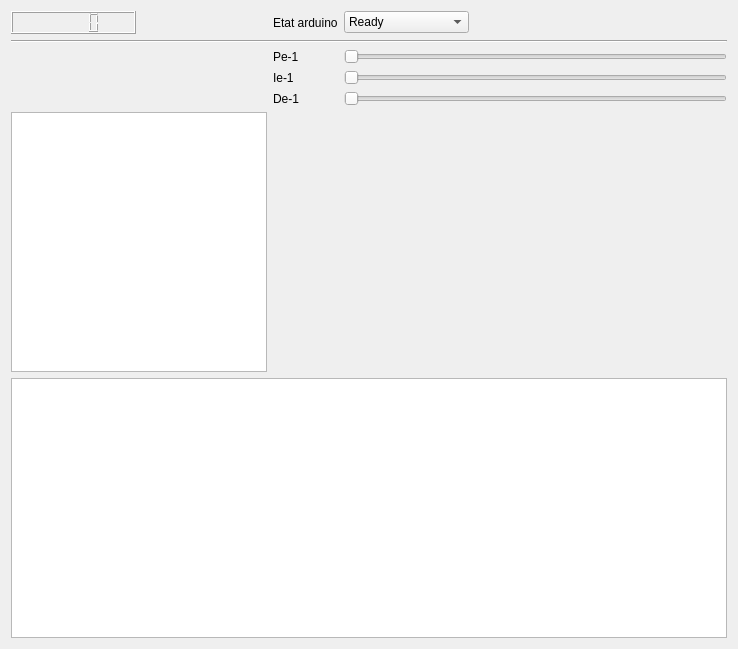
This is rpi/GUI/mainwindow.ui in GiantLionTurtle/P7_s3 as Qt 5 draws it before an edit. The edited form follows.
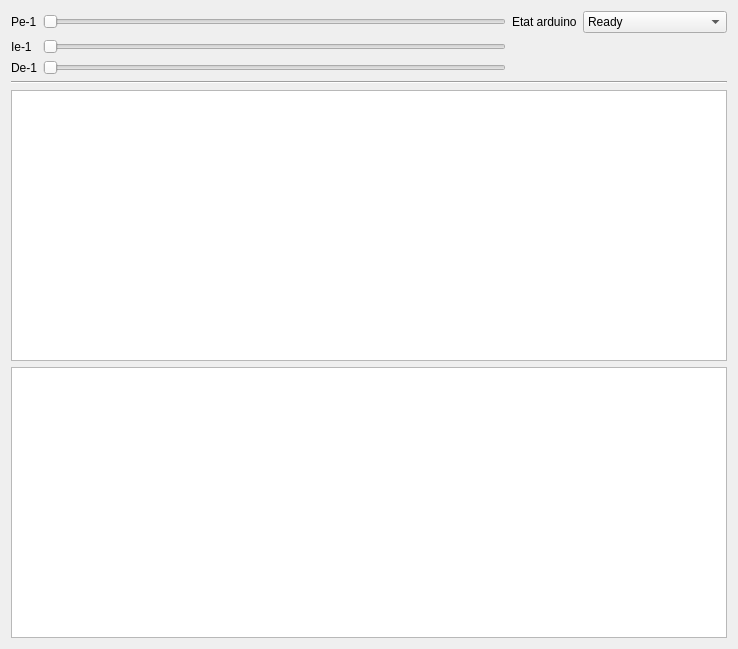
This is the edited form.

What changed in the file:
```diff
--- a/rpi/GUI/mainwindow.ui
+++ b/rpi/GUI/mainwindow.ui
@@ -18,17 +18,63 @@
   </property>
   <widget class="QWidget" name="centralWidget">
    <layout class="QGridLayout" name="gridLayout">
-    <item row="2" column="0" colspan="4">
+    <item row="4" column="0" colspan="4">
      <widget class="Line" name="line">
       <property name="orientation">
        <enum>Qt::Horizontal</enum>
       </property>
      </widget>
     </item>
-    <item row="6" column="2">
-     <widget class="QLabel" name="label_3">
+    <item row="2" column="1">
+     <widget class="QSlider" name="PID_i">
+      <property name="maximum">
+       <number>100</number>
+      </property>
+      <property name="orientation">
+       <enum>Qt::Horizontal</enum>
+      </property>
+     </widget>
+    </item>
+    <item row="2" column="0">
+     <widget class="QLabel" name="label_4">
       <property name="text">
-       <string>De-1</string>
+       <string>Ie-1</string>
+      </property>
+     </widget>
+    </item>
+    <item row="1" column="0">
+     <widget class="QLabel" name="label_5">
+      <property name="text">
+       <string>Pe-1</string>
+      </property>
+     </widget>
+    </item>
+    <item row="1" column="1">
+     <widget class="QSlider" name="PID_p">
+      <property name="maximum">
+       <number>200</number>
+      </property>
+      <property name="singleStep">
+       <number>1</number>
+      </property>
+      <property name="orientation">
+       <enum>Qt::Horizontal</enum>
+      </property>
+     </widget>
+    </item>
+    <item row="1" column="2">
+     <widget class="QLabel" name="label">
+      <property name="text">
+       <string>Etat arduino</string>
+      </property>
+     </widget>
+    </item>
+    <item row="10" column="0" colspan="4">
+     <widget class="QTextBrowser" name="textBrowser">
+      <property name="font">
+       <font>
+        <pointsize>9</pointsize>
+       </font>
       </property>
      </widget>
     </item>
@@ -75,81 +121,42 @@
         <string>Drop</string>
        </property>
       </item>
+      <item>
+       <property name="text">
+        <string>ShortCircuitForward</string>
+       </property>
+      </item>
+      <item>
+       <property name="text">
+        <string>ShorCircuitBackward</string>
+       </property>
+      </item>
      </widget>
     </item>
-    <item row="1" column="2">
-     <widget class="QLabel" name="label">
+    <item row="3" column="0">
+     <widget class="QLabel" name="label_3">
       <property name="text">
-       <string>Etat arduino</string>
+       <string>De-1</string>
       </property>
      </widget>
     </item>
-    <item row="8" column="0" colspan="4">
-     <widget class="QTextBrowser" name="textBrowser">
-      <property name="font">
-       <font>
-        <pointsize>9</pointsize>
-       </font>
+    <item row="3" column="1">
+     <widget class="QSlider" name="PID_d">
+      <property name="maximum">
+       <number>100</number>
       </property>
+      <property name="orientation">
+       <enum>Qt::Horizontal</enum>
+      </property>
      </widget>
     </item>
-    <item row="7" column="0" colspan="2">
+    <item row="9" column="0" colspan="4">
      <widget class="QGraphicsView" name="graphicsView">
       <property name="enabled">
        <bool>true</bool>
       </property>
      </widget>
     </item>
-    <item row="4" column="3">
-     <widget class="QSlider" name="PID_i">
-      <property name="maximum">
-       <number>100</number>
-      </property>
-      <property name="orientation">
-       <enum>Qt::Horizontal</enum>
-      </property>
-     </widget>
-    </item>
-    <item row="4" column="2">
-     <widget class="QLabel" name="label_4">
-      <property name="text">
-       <string>Ie-1</string>
-      </property>
-     </widget>
-    </item>
-    <item row="3" column="3">
-     <widget class="QSlider" name="PID_p">
-      <property name="maximum">
-       <number>200</number>
-      </property>
-      <property name="singleStep">
-       <number>1</number>
-      </property>
-      <property name="orientation">
-       <enum>Qt::Horizontal</enum>
-      </property>
-     </widget>
-    </item>
-    <item row="3" column="2">
-     <widget class="QLabel" name="label_5">
-      <property name="text">
-       <string>Pe-1</string>
-      </property>
-     </widget>
-    </item>
-    <item row="6" column="3">
-     <widget class="QSlider" name="PID_d">
-      <property name="maximum">
-       <number>100</number>
-      </property>
-      <property name="orientation">
-       <enum>Qt::Horizontal</enum>
-      </property>
-     </widget>
-    </item>
-    <item row="1" column="0">
-     <widget class="QLCDNumber" name="lcdNumber"/>
-    </item>
    </layout>
   </widget>
  </widget>
```
